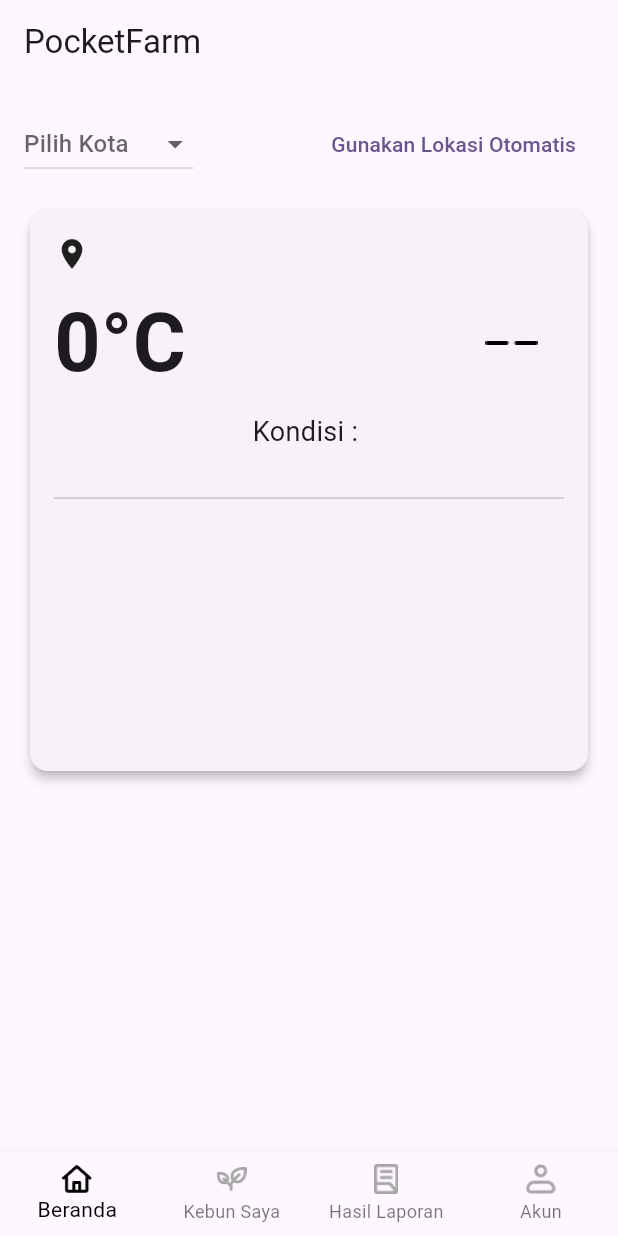
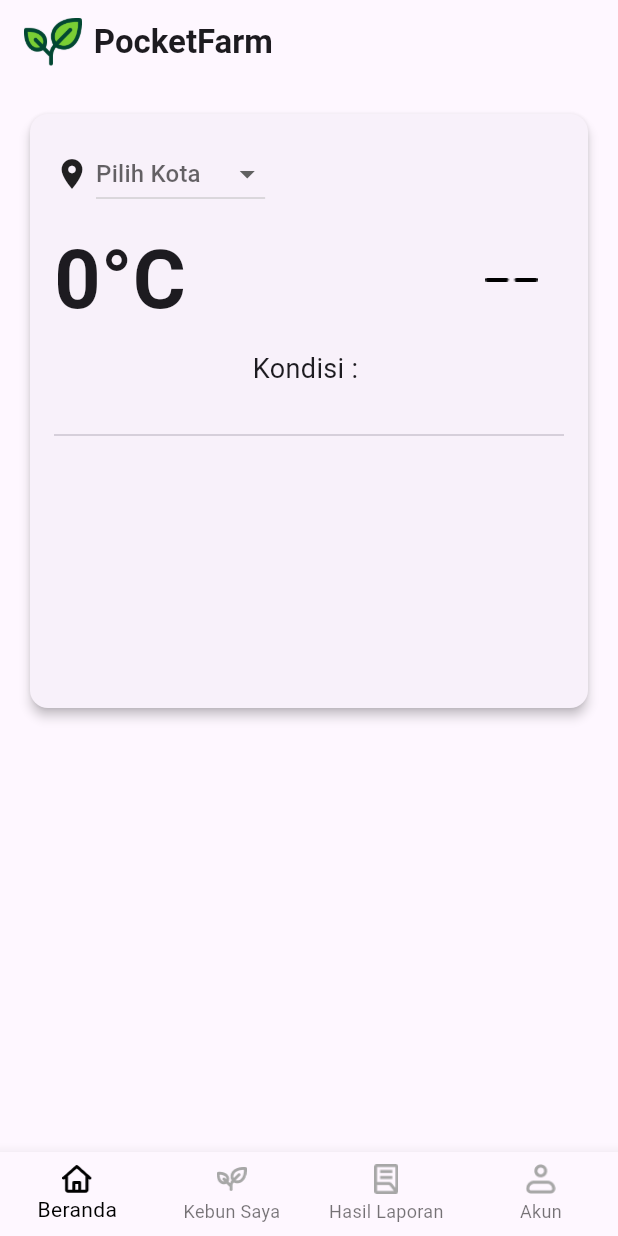
Before and after one commit to MuhammadAkaSahadi/Projek_UAS_PBM, a Flutter app: the screen it shows after launch, on a phone screen of 412 x 824 dp. Run offline on Flutter 3.47's test engine with Material 3 defaults, Android fonts, the phone set to English and light mode, and no system bars; our stand-ins replace geolocator.

```diff
--- a/lib/screen/beranda.dart
+++ b/lib/screen/beranda.dart
@@ -70,10 +70,10 @@ class _BerandaState extends State<Beranda> {
 
     final current = await CuacaService.getCurrentWeather(lat, lon);
     final forecast = await CuacaService.getForecast(lat, lon);
-    final city = await CuacaService.getCityName(lat, lon);
+    // final city = await CuacaService.getCityName(lat, lon);
 
     setState(() {
-      cityName = city;
+      // cityName = city;
       temperature = current['main']['temp'];
       condition = current['weather'][0]['main'];
       iconMain = _getLocalWeatherIcon(condition);
@@ -120,15 +120,37 @@ class _BerandaState extends State<Beranda> {
   @override
   Widget build(BuildContext context) {
     return Scaffold(
-      appBar: AppBar(title: Text('PocketFarm')),
+      appBar: AppBar(
+        title: Row(
+          children: [
+            Image.asset(
+              'assets/logo.png', // Ganti dengan path logo kamu
+              height: 32, // Atur ukuran sesuai kebutuhan
+            ),
+            SizedBox(width: 8),
+            Text('PocketFarm', style: TextStyle(fontWeight: FontWeight.bold)),
+          ],
+        ),
+      ),
+
       body: Padding(
         padding: const EdgeInsets.all(16.0),
         child: Column(
           crossAxisAlignment: CrossAxisAlignment.start,
           children: [
+            Card(
+              elevation: 3,
+              shape: RoundedRectangleBorder(
+                borderRadius: BorderRadius.circular(12),
+              ),
+              child: Padding(
+                padding: const EdgeInsets.all(16.0),
+                child: Column(
+                  children: [
                     Row(
-              mainAxisAlignment: MainAxisAlignment.spaceBetween,
                       children: [
+                        Icon(Icons.location_on),
+                        SizedBox(width: 4),
                         DropdownButton<String>(
                           hint: Text('Pilih Kota'),
                           value: selectedKota,
@@ -147,33 +169,6 @@ class _BerandaState extends State<Beranda> {
                             });
                           },
                         ),
-                TextButton(
-                  onPressed: () {
-                    setState(() {
-                      useManualKota = false;
-                      selectedKota = null;
-                      _loadWeatherData();
-                    });
-                  },
-                  child: Text('Gunakan Lokasi Otomatis'),
-                ),
-              ],
-            ),
-            SizedBox(height: 16),
-            Card(
-              elevation: 3,
-              shape: RoundedRectangleBorder(
-                borderRadius: BorderRadius.circular(12),
-              ),
-              child: Padding(
-                padding: const EdgeInsets.all(16.0),
-                child: Column(
-                  children: [
-                    Row(
-                      children: [
-                        Icon(Icons.location_on),
-                        SizedBox(width: 4),
-                        Text(cityName, style: TextStyle(fontSize: 18)),
                       ],
                     ),
                     SizedBox(height: 8),
--- a/pubspec.yaml
+++ b/pubspec.yaml
@@ -64,6 +64,8 @@ flutter:
 
   # To add assets to your application, add an assets section, like this:
   assets:
+  # Logo
+    - assets/logo.png
   # Navbar Logo
     - assets/Beranda.png
     - assets/Beranda_hitam.png
```
Also changed, not shown: assets/logo.png (added), lib/weather/fetchCuaca.dart (line endings or trailing spaces), 1 other file. Lines whose indentation alone changed are shown as unchanged.
